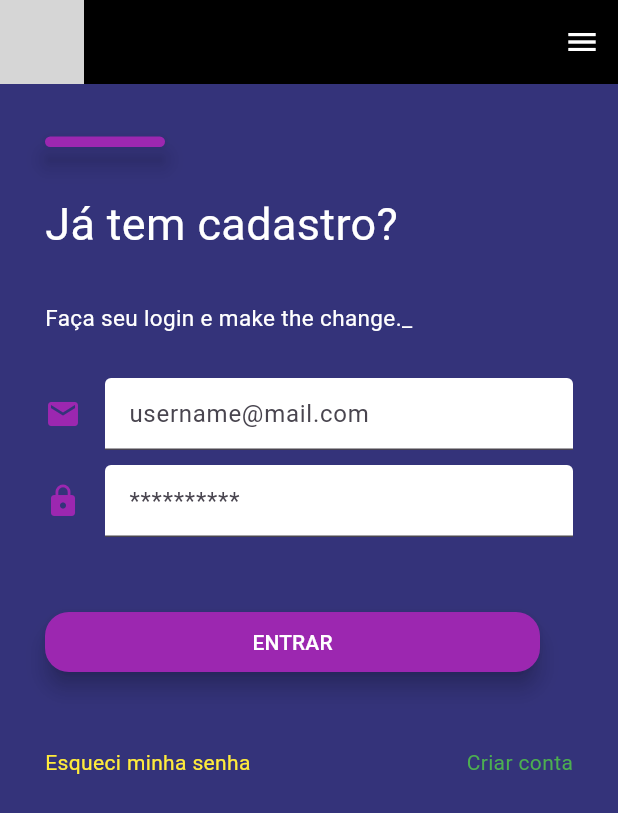
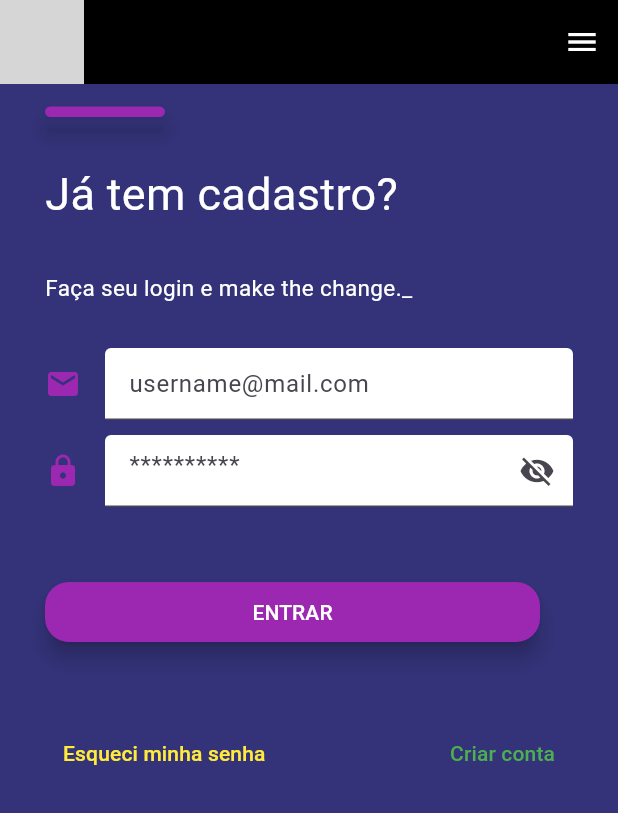
Before and after one commit to henriquepadua/Login_DIO, a Flutter app: the screen it shows after launch, on a phone screen of 412 x 824 dp. Shown: the top 813 px of the screen. Run offline on Flutter 3.47's test engine with Material 3 defaults, Android fonts, the phone set to English and light mode, and no system bars; network calls fail; grey boxes are pictures that could not be loaded.

Commit message:
Evitando overflow de página

```diff
--- a/lib/home_page.dart
+++ /dev/null
@@ -1,100 +0,0 @@
-import 'package:flutter/material.dart';
-
-class HomePage extends StatefulWidget {
-  const HomePage({super.key, required this.title});
-  final String title;
-
-  @override
-  State<HomePage> createState() => _HomePageState();
-}
-
-class _HomePageState extends State<HomePage> {
-  TextEditingController email = TextEditingController();
-  TextEditingController senha = TextEditingController();
-  @override
-  Widget build(BuildContext context) {
-    return Scaffold(
-        backgroundColor: Color.fromARGB(221, 21, 20, 102),
-        appBar: AppBar(
-          iconTheme: const IconThemeData(color: Colors.white),
-          backgroundColor: Colors.black,
-          leading: Image.network(
-            "https://hermes.digitalinnovation.one/assets/diome/logo.png",
-            height: 250,
-          ),
-        ),
-        endDrawer: const Drawer(),
-        body: Container(
-          margin: EdgeInsets.symmetric(horizontal: 30, vertical: 35),
-          child: Column(
-              mainAxisAlignment: MainAxisAlignment.start,
-              crossAxisAlignment: CrossAxisAlignment.start,
-              children: [
-                Row(
-                  children: [
-                    SizedBox(
-                      height: 7.0,
-                      width: 80.0,
-                      child: FloatingActionButton.small(
-                          onPressed: () {}, backgroundColor: Colors.purple),
-                    ),
-                  ],
-                ),
-                Padding(padding: EdgeInsets.all(15)),
-                Text(
-                  "Já tem cadastro?",
-                  style: TextStyle(color: Colors.white, fontSize: 30),
-                ),
-                Padding(padding: EdgeInsets.all(15)),
-                Text(
-                  "Faça seu login e make the change._",
-                  style: TextStyle(color: Colors.white, fontSize: 15),
-                ),
-                Padding(padding: EdgeInsets.all(15)),
-                TextFormField(
-                    cursorColor: Colors.black,
-                    controller: email,
-                    decoration: InputDecoration(
-                      hintText: 'username@mail.com',
-                      icon: Icon(Icons.email, color: Colors.purple),
-                      filled: true,
-                      fillColor: Colors.white,
-                    )),
-                Padding(padding: EdgeInsets.all(5)),
-                TextFormField(
-                    cursorColor: Colors.black,
-                    controller: email,
-                    decoration: InputDecoration(
-                      hintText: '**********',
-                      icon: Icon(Icons.lock, color: Colors.purple),
-                      filled: true,
-                      fillColor: Colors.white,
-                    )),
-                Padding(padding: EdgeInsets.all(25)),
-                Row(
-                  children: [
-                    SizedBox(
-                      height: 40.0,
-                      width: 330.0,
-                      child: FloatingActionButton.extended(
-                          label: Text(
-                            "ENTRAR",
-                            style: TextStyle(color: Colors.white),
-                          ),
-                          onPressed: () {},
-                          backgroundColor: Colors.purple),
-                    ),
-                  ],
-                ),
-                Padding(padding: EdgeInsets.all(25)),
-                Row(
-                  mainAxisAlignment: MainAxisAlignment.spaceBetween,
-                  children: [
-                  Text("Esqueci minha senha",style: TextStyle(color: Colors.yellow),),
-                  Text("Criar conta",style: TextStyle(color: Colors.green),),
-                  ],
-                ),
-              ]),
-        ));
-  }
-}
--- /dev/null
+++ b/lib/login_page.dart
@@ -0,0 +1,133 @@
+import 'package:flutter/material.dart';
+import 'package:tela_dio/cadastro_page.dart';
+
+class LoginPage extends StatefulWidget {
+  @override
+  State<LoginPage> createState() => _LoginPageState();
+}
+
+class _LoginPageState extends State<LoginPage> {
+  TextEditingController email = TextEditingController();
+  TextEditingController senha = TextEditingController();
+  bool isObscureText = true;
+
+  @override
+  Widget build(BuildContext context) {
+    return Scaffold(
+        backgroundColor: const Color.fromARGB(221, 21, 20, 102),
+        appBar: AppBar(
+          iconTheme: const IconThemeData(color: Colors.white),
+          backgroundColor: Colors.black,
+          leading: Image.network(
+            "https://hermes.digitalinnovation.one/assets/diome/logo.png",
+            height: 250,
+          ),
+        ),
+        endDrawer: const Drawer(),
+        body: SingleChildScrollView(
+            child: Container(
+          margin: const EdgeInsets.symmetric(horizontal: 30, vertical: 15),
+          child: Column(
+              mainAxisAlignment: MainAxisAlignment.start,
+              crossAxisAlignment: CrossAxisAlignment.start,
+              children: [
+                Row(
+                  children: [
+                    SizedBox(
+                      height: 7.0,
+                      width: 80.0,
+                      child: FloatingActionButton.small(
+                          heroTag: null,
+                          onPressed: () {}, backgroundColor: Colors.purple),
+                    ),
+                  ],
+                ),
+                const Padding(padding: EdgeInsets.all(15)),
+                const Text(
+                  "Já tem cadastro?",
+                  style: TextStyle(color: Colors.white, fontSize: 30),
+                ),
+                const Padding(padding: EdgeInsets.all(15)),
+                const Text(
+                  "Faça seu login e make the change._",
+                  style: TextStyle(color: Colors.white, fontSize: 15),
+                ),
+                const Padding(padding: EdgeInsets.all(15)),
+                TextFormField(
+                    cursorColor: Colors.black,
+                    controller: email,
+                    decoration: const InputDecoration(
+                      hintText: 'username@mail.com',
+                      icon: Icon(Icons.email, color: Colors.purple),
+                      filled: true,
+                      fillColor: Colors.white,
+                    )),
+                const Padding(padding: EdgeInsets.all(5)),
+                TextFormField(
+                    obscureText: isObscureText,
+                    cursorColor: Colors.black,
+                    controller: senha,
+                    decoration: InputDecoration(
+                        hintText: '**********',
+                        icon: Icon(Icons.lock, color: Colors.purple),
+                        filled: true,
+                        fillColor: Colors.white,
+                        suffixIcon: InkWell(
+                            onTap: () {
+                              setState(() {
+                                isObscureText = !isObscureText;
+                              });
+                            },
+                            child: Icon(isObscureText
+                                ? Icons.visibility_off
+                                : Icons.visibility)))),
+                const Padding(padding: EdgeInsets.all(25)),
+                Row(
+                  children: [
+                    SizedBox(
+                      height: 40.0,
+                      width: 330.0,
+                      child: FloatingActionButton.extended(
+                          label: const Text(
+                            "ENTRAR",
+                            style: TextStyle(color: Colors.white),
+                          ),
+                          onPressed: () {
+                            if (email.text.trim() ==
+                                    'henrique.lommes@gmail.com' &&
+                                senha.text.trim() == '1234') {
+                              debugPrint('Login efetuado com sucesso');
+                            } else {
+                              ScaffoldMessenger.of(context).showSnackBar(
+                                  const SnackBar(
+                                      content:
+                                          Text("Erro ao efetuar o login")));
+                            }
+                          },
+                          backgroundColor: Colors.purple),
+                    ),
+                  ],
+                ),
+                const Padding(padding: EdgeInsets.all(25)),
+                Row(
+                  mainAxisAlignment: MainAxisAlignment.spaceBetween,
+                  children: [
+                    TextButton(
+                        onPressed: () {},
+                        child: const Text("Esqueci minha senha",
+                            style: TextStyle(color: Colors.yellow))),
+                    TextButton(
+                        onPressed: () {
+                          Navigator.pushReplacement(
+                            context,
+                            MaterialPageRoute(builder: (context) => CadastroPage()
+                          ),);
+                        },
+                        child: const Text("Criar conta",
+                            style: TextStyle(color: Colors.green))),
+                  ],
+                ),
+              ]),
+        )));
+  }
+}
--- a/lib/myapp.dart
+++ b/lib/myapp.dart
@@ -1,6 +1,6 @@
 
 import 'package:flutter/material.dart';
-import 'package:tela_dio/home_page.dart';
+import 'package:tela_dio/login_page.dart';
 
 class MyApp extends StatelessWidget {
   const MyApp({super.key});
@@ -10,7 +10,7 @@ class MyApp extends StatelessWidget {
     return MaterialApp(
       theme: ThemeData(primarySwatch: Colors.green),
       debugShowCheckedModeBanner: false,
-      home: const HomePage(title: 'Floricultura'),
+      home:  LoginPage(),
     );
   }
 }
--- a/lib/service/numero_aleatorio_service.dart
+++ b/lib/service/numero_aleatorio_service.dart
@@ -1,7 +1,7 @@
 import 'dart:math';
 
 class GerarNumeroAleatorioService{
-    static int  gerarNumeroAleatorio(int maximoaleatorio) {
+    static int gerarNumeroAleatorio(int maximoaleatorio) {
     Random numeroaleatorio = Random();
     return numeroaleatorio.nextInt(maximoaleatorio);
   }
```
Also changed, not shown: lib/cadastro_page.dart (added, +122 -0 lines).
